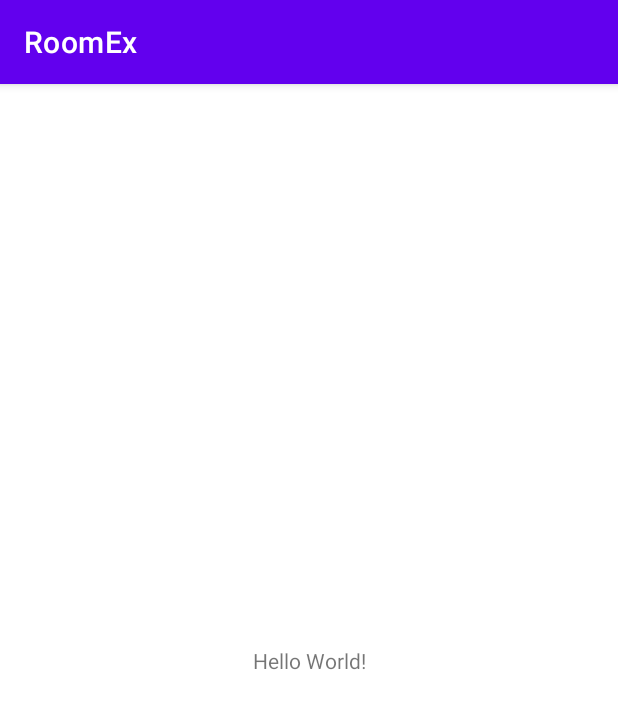
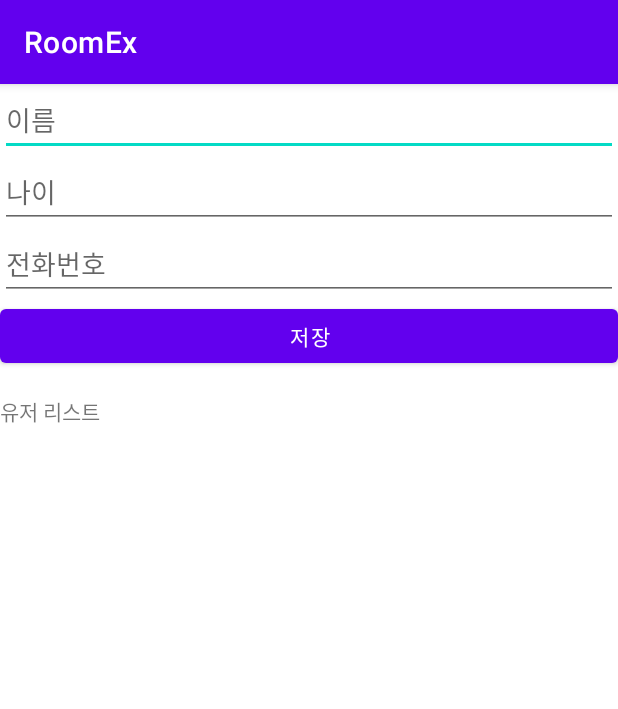
Before and after one commit to ChoiYuLim/RoomEx, an Android app: the screen it shows after launch (MainActivity), on a phone screen of 412 x 824 dp. Shown: the top 709 px of the screen. Run offline under Robolectric (Android 15) with nearby library versions, the phone set to English and light mode, and no system bars; our stand-ins replace Room's generated code.

Commit message:
[FEAT] main

```diff
--- a/app/build.gradle
+++ b/app/build.gradle
@@ -30,6 +30,9 @@ android {
     kotlinOptions {
         jvmTarget = '1.8'
     }
+    buildFeatures {
+        viewBinding true
+    }
 }
 
 dependencies {
--- a/app/src/main/java/com/yulim/roomex/MainActivity.kt
+++ b/app/src/main/java/com/yulim/roomex/MainActivity.kt
@@ -1,11 +1,53 @@
 package com.yulim.roomex
 
+import android.os.Bundle
 import androidx.appcompat.app.AppCompatActivity
-import android.os.Bundle
+import androidx.room.Room
+import com.yulim.roomex.database.UserDatabase
+import com.yulim.roomex.database.UserDto
+import com.yulim.roomex.databinding.ActivityMainBinding
 
 class MainActivity : AppCompatActivity() {
+    private lateinit var binding: ActivityMainBinding
+    private lateinit var db: UserDatabase
+
     override fun onCreate(savedInstanceState: Bundle?) {
         super.onCreate(savedInstanceState)
-        setContentView(R.layout.activity_main)
+        binding = ActivityMainBinding.inflate(layoutInflater)
+        setContentView(binding.root)
+
+        // 싱글톤 패턴을 사용하지 않은 경우
+        db = Room.databaseBuilder(
+            applicationContext,
+            UserDatabase::class.java,
+            "user-database"
+        ).allowMainThreadQueries() // 그냥 강제로 실행
+            .build()
+
+        refreshUserList()
+
+        binding.btnSave.setOnClickListener {
+            addUser()
+            refreshUserList()
+        }
+    }
+
+    private fun addUser() {
+        var name = binding.etName.text.toString()
+        var age = binding.etAge.text.toString()
+        var phone = binding.etPhone.text.toString()
+
+        db.userDao().insert(UserDto(name, age, phone))
+    }
+
+    private fun refreshUserList() {
+        var userList = "유저 리스트\n"
+
+        val users = db.userDao().getAll()
+
+        for (user in users) {
+            userList += "이름: ${user.name}, 나이: ${user.age}, 번호: ${user.phone}\n"
+        }
+        binding.tvPerson.text = userList
     }
 }
--- a/app/src/main/res/layout/activity_main.xml
+++ b/app/src/main/res/layout/activity_main.xml
@@ -1,18 +1,45 @@
 <?xml version="1.0" encoding="utf-8"?>
-<androidx.constraintlayout.widget.ConstraintLayout xmlns:android="http://schemas.android.com/apk/res/android"
-    xmlns:app="http://schemas.android.com/apk/res-auto"
+<LinearLayout xmlns:android="http://schemas.android.com/apk/res/android"
     xmlns:tools="http://schemas.android.com/tools"
     android:layout_width="match_parent"
     android:layout_height="match_parent"
+    android:orientation="vertical"
     tools:context=".MainActivity">
 
+
+    <EditText
+        android:id="@+id/et_name"
+        android:layout_width="match_parent"
+        android:layout_height="wrap_content"
+        android:ems="10"
+        android:hint="이름"
+        android:inputType="textPersonName" />
+
+    <EditText
+        android:id="@+id/et_age"
+        android:layout_width="match_parent"
+        android:layout_height="wrap_content"
+        android:ems="10"
+        android:hint="나이"
+        android:inputType="number" />
+
+    <EditText
+        android:id="@+id/et_phone"
+        android:layout_width="match_parent"
+        android:layout_height="wrap_content"
+        android:ems="10"
+        android:hint="전화번호"
+        android:inputType="phone" />
+
+    <Button
+        android:id="@+id/btn_save"
+        android:layout_width="match_parent"
+        android:layout_height="wrap_content"
+        android:text="저장" />
+
     <TextView
-        android:layout_width="wrap_content"
+        android:id="@+id/tv_person"
+        android:layout_width="match_parent"
         android:layout_height="wrap_content"
-        android:text="Hello World!"
-        app:layout_constraintBottom_toBottomOf="parent"
-        app:layout_constraintLeft_toLeftOf="parent"
-        app:layout_constraintRight_toRightOf="parent"
-        app:layout_constraintTop_toTopOf="parent" />
-
-</androidx.constraintlayout.widget.ConstraintLayout>
+        android:layout_marginTop="16dp" />
+</LinearLayout>
```
